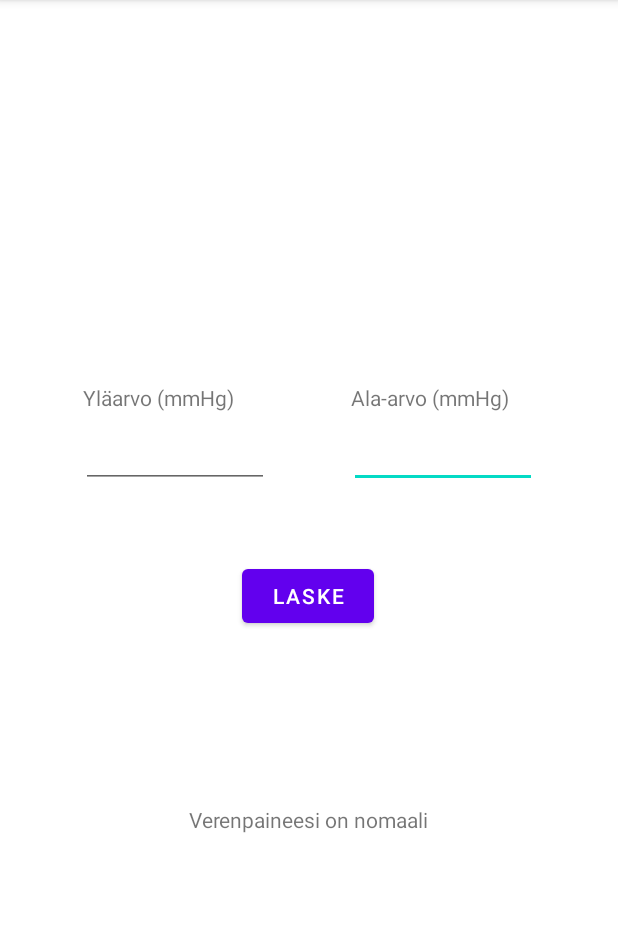
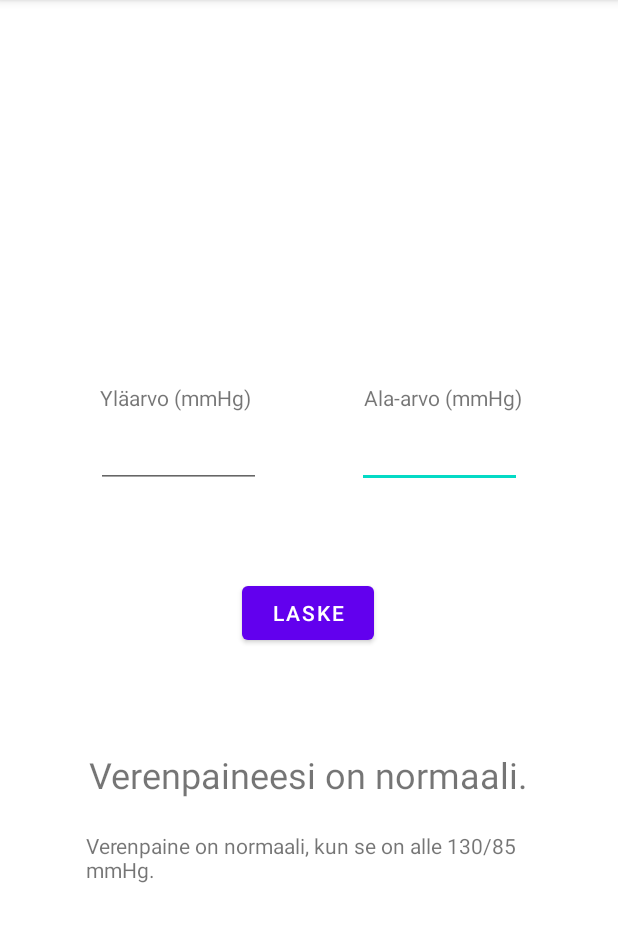
Before and after one commit to untop02/TerveysProjekti, an Android app: the Verenpaine screen opened directly, with no data from a screen before it, after a tap on "LASKE", on a phone screen of 412 x 824 dp, the part 84-1026 px from its top. Run offline under Robolectric (Android 15) with nearby library versions, the phone set to English and light mode, and no system bars; 2 statements that could not run were skipped.

Commit message:
Verenpainelaskuri V0.3

```diff
--- a/app/src/main/java/com/example/projekti/Verenpaine.java
+++ b/app/src/main/java/com/example/projekti/Verenpaine.java
@@ -10,8 +10,7 @@ import android.widget.TextView;
 
 public class Verenpaine extends AppCompatActivity {
 
-
-    TextView verenpaineKentta;
+    TextView verenpaineKentta, verenpaineInfo;
     Button laskeBtn;
 
     @Override
@@ -20,10 +19,15 @@ public class Verenpaine extends AppCompatActivity {
         setContentView(R.layout.activity_verenpaine);
 
         verenpaineKentta = findViewById(R.id.tvVerenpaine);
+        verenpaineInfo = findViewById(R.id.tvVerenpaineInfo);
         laskeBtn = findViewById(R.id.laskeBtn);
         EditText ylaArvo = findViewById(R.id.ylaArvo);
         EditText alaArvo = findViewById(R.id.alaArvo);
 
+        String normaaliVp = ("Verenpaine on normaali, kun se on alle 130/85 mmHg.");
+        String tyydyttavaVp = ("Verenpaine on tyydyttävä, kun se on 130-139/ 85-89 mmHg välillä.");
+        String korkeaVp = ("Verenpaine on koholla, kun se on yli 140/90 mmHg.");
+        String tyhja = ("");
 
         laskeBtn.setOnClickListener(new View.OnClickListener() {
             @Override
@@ -31,10 +35,18 @@ public class Verenpaine extends AppCompatActivity {
                 int yla = Integer.parseInt(ylaArvo.getText().toString());
                 int ala = Integer.parseInt(alaArvo.getText().toString());
 
-                if (yla >= 140 && ala > 90) {
+                if (yla >= 139 && ala >= 89) {
                     verenpaineKentta.setText("Verenpaineesi on koholla.");
-                } else {
-                    verenpaineKentta.setText("Verenpaineesi on nomaali");
+                    verenpaineInfo.setText(korkeaVp);
+                } else if(yla >= 129 && yla <= 139 && ala >= 85 && ala <= 89) {
+                    verenpaineKentta.setText("Verenpaineesi on tyydyttävä.");
+                    verenpaineInfo.setText(tyydyttavaVp);
+                } else if(yla <= 130 && ala <= 85) {
+                    verenpaineKentta.setText("Verenpaineesi on normaali.");
+                    verenpaineInfo.setText(normaaliVp);
+                } else if (yla >= 159 || yla <= 99 || ala >= 119 || ala <= 69) {
+                    verenpaineKentta.setText("Anna sopiva luku.");
+                    verenpaineInfo.setText(tyhja);
                 }
             }
         });
--- a/app/src/main/res/layout/activity_verenpaine.xml
+++ b/app/src/main/res/layout/activity_verenpaine.xml
@@ -6,6 +6,19 @@
     android:layout_height="match_parent"
     tools:context=".Verenpaine">
 
+
+    <TextView
+        android:id="@+id/tvVerenpaineInfo"
+        android:layout_width="298dp"
+        android:layout_height="50dp"
+        android:layout_marginBottom="150dp"
+        android:text="tekstiä nii maan birusti"
+        android:textSize="14sp"
+        app:layout_constraintBottom_toBottomOf="parent"
+        app:layout_constraintEnd_toEndOf="parent"
+        app:layout_constraintHorizontal_bias="0.5"
+        app:layout_constraintStart_toStartOf="parent"
+        app:layout_constraintTop_toBottomOf="@+id/tvVerenpaine" />
 
     <androidx.constraintlayout.widget.Guideline
         android:id="@+id/guideline"
@@ -16,10 +29,10 @@
 
     <EditText
         android:id="@+id/alaArvo"
-        android:layout_width="125dp"
+        android:layout_width="110dp"
         android:layout_height="wrap_content"
         android:ems="10"
-        android:inputType="text"
+        android:inputType="number"
         app:layout_constraintBottom_toBottomOf="@+id/ylaArvo"
         app:layout_constraintEnd_toEndOf="parent"
         app:layout_constraintHorizontal_bias="0.5"
@@ -29,11 +42,11 @@
 
     <EditText
         android:id="@+id/ylaArvo"
-        android:layout_width="125dp"
+        android:layout_width="110dp"
         android:layout_height="wrap_content"
         android:layout_marginTop="280dp"
         android:ems="10"
-        android:inputType="text"
+        android:inputType="number"
         app:layout_constraintEnd_toStartOf="@+id/alaArvo"
         app:layout_constraintHorizontal_bias="0.5"
         app:layout_constraintStart_toStartOf="parent"
@@ -44,6 +57,7 @@
         android:layout_width="125dp"
         android:layout_height="wrap_content"
         android:layout_marginBottom="4dp"
+        android:gravity="center"
         android:padding="2px"
         android:text="Ala-arvo (mmHg)"
         app:layout_constraintBottom_toTopOf="@+id/alaArvo"
@@ -56,6 +70,7 @@
         android:layout_width="125dp"
         android:layout_height="wrap_content"
         android:layout_marginBottom="4dp"
+        android:gravity="center"
         android:padding="2px"
         android:text="Yläarvo (mmHg)"
         app:layout_constraintBottom_toTopOf="@+id/ylaArvo"
@@ -65,8 +80,10 @@
 
     <Button
         android:id="@+id/laskeBtn"
-        android:layout_width="wrap_content"
-        android:layout_height="wrap_content"
+        android:layout_width="88dp"
+        android:layout_height="48dp"
+        android:layout_marginTop="45dp"
+        android:layout_marginBottom="8dp"
         android:text="Laske"
         app:layout_constraintBottom_toTopOf="@+id/tvVerenpaine"
         app:layout_constraintEnd_toEndOf="parent"
@@ -76,13 +93,15 @@
 
     <TextView
         android:id="@+id/tvVerenpaine"
-        android:layout_width="wrap_content"
-        android:layout_height="wrap_content"
-        android:layout_marginTop="67dp"
-        android:layout_marginBottom="164dp"
-        app:layout_constraintBottom_toBottomOf="parent"
+        android:layout_width="310dp"
+        android:layout_height="32dp"
+        android:layout_marginTop="45dp"
+        android:layout_marginBottom="8dp"
+        android:gravity="center"
+        android:textSize="24sp"
+        app:layout_constraintBottom_toTopOf="@+id/tvVerenpaineInfo"
         app:layout_constraintEnd_toEndOf="parent"
-        app:layout_constraintHorizontal_bias="0.5"
+        app:layout_constraintHorizontal_bias="0.495"
         app:layout_constraintStart_toStartOf="parent"
         app:layout_constraintTop_toBottomOf="@+id/laskeBtn" />
 
```
